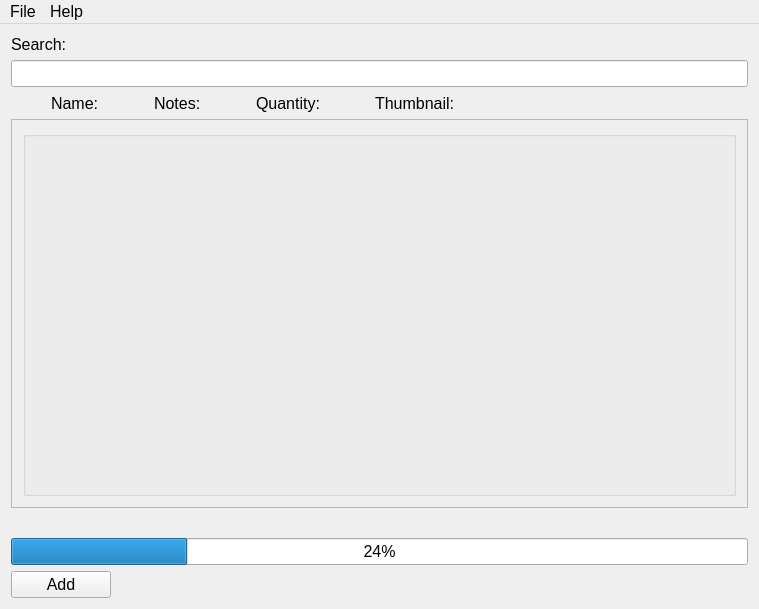
Above: UI/mainwindow.ui from Jared-Gross/DXF-to-PNG-Converter before the change. Below: the same form after it.
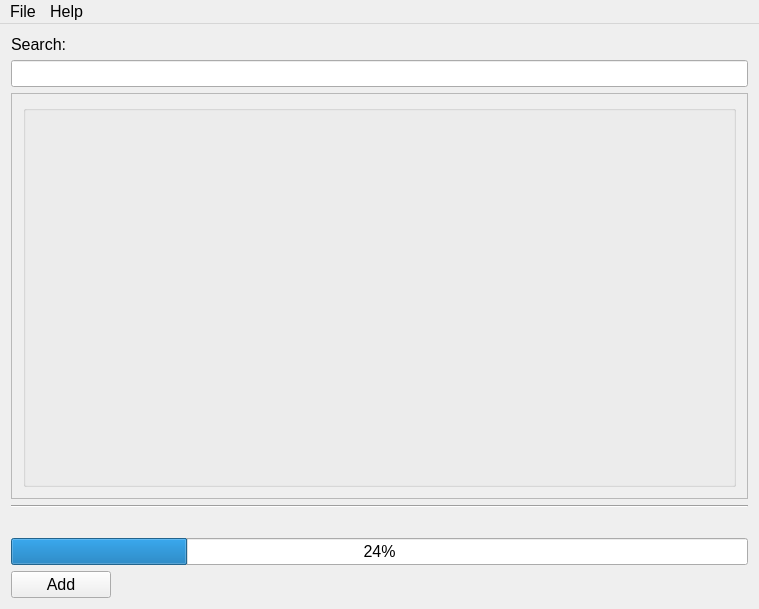
That is the form after the change.

Diff of the .ui file:
```diff
--- a/UI/mainwindow.ui
+++ b/UI/mainwindow.ui
@@ -58,169 +58,7 @@
      <widget class="QLineEdit" name="txtSearch"/>
     </item>
     <item>
-     <layout class="QHBoxLayout" name="horizontalLayout_2">
-      <item>
-       <spacer name="horizontalSpacer_10">
-        <property name="orientation">
-         <enum>Qt::Horizontal</enum>
-        </property>
-        <property name="sizeType">
-         <enum>QSizePolicy::Fixed</enum>
-        </property>
-        <property name="sizeHint" stdset="0">
-         <size>
-          <width>40</width>
-          <height>20</height>
-         </size>
-        </property>
-       </spacer>
-      </item>
-      <item>
-       <widget class="QLabel" name="label_3">
-        <property name="text">
-         <string>Name:</string>
-        </property>
-       </widget>
-      </item>
-      <item>
-       <spacer name="horizontalSpacer_8">
-        <property name="orientation">
-         <enum>Qt::Horizontal</enum>
-        </property>
-        <property name="sizeHint" stdset="0">
-         <size>
-          <width>40</width>
-          <height>20</height>
-         </size>
-        </property>
-       </spacer>
-      </item>
-      <item>
-       <widget class="QLabel" name="label_5">
-        <property name="text">
-         <string>Notes:</string>
-        </property>
-       </widget>
-      </item>
-      <item>
-       <spacer name="horizontalSpacer">
-        <property name="orientation">
-         <enum>Qt::Horizontal</enum>
-        </property>
-        <property name="sizeHint" stdset="0">
-         <size>
-          <width>40</width>
-          <height>20</height>
-         </size>
-        </property>
-       </spacer>
-      </item>
-      <item>
-       <widget class="QLabel" name="label_4">
-        <property name="text">
-         <string>Quantity:</string>
-        </property>
-       </widget>
-      </item>
-      <item>
-       <spacer name="horizontalSpacer_7">
-        <property name="orientation">
-         <enum>Qt::Horizontal</enum>
-        </property>
-        <property name="sizeHint" stdset="0">
-         <size>
-          <width>40</width>
-          <height>20</height>
-         </size>
-        </property>
-       </spacer>
-      </item>
-      <item>
-       <widget class="QLabel" name="label_2">
-        <property name="text">
-         <string>Thumbnail:</string>
-        </property>
-       </widget>
-      </item>
-      <item>
-       <spacer name="horizontalSpacer_2">
-        <property name="orientation">
-         <enum>Qt::Horizontal</enum>
-        </property>
-        <property name="sizeHint" stdset="0">
-         <size>
-          <width>40</width>
-          <height>20</height>
-         </size>
-        </property>
-       </spacer>
-      </item>
-      <item>
-       <spacer name="horizontalSpacer_4">
-        <property name="orientation">
-         <enum>Qt::Horizontal</enum>
-        </property>
-        <property name="sizeHint" stdset="0">
-         <size>
-          <width>40</width>
-          <height>20</height>
-         </size>
-        </property>
-       </spacer>
-      </item>
-      <item>
-       <spacer name="horizontalSpacer_9">
-        <property name="orientation">
-         <enum>Qt::Horizontal</enum>
-        </property>
-        <property name="sizeHint" stdset="0">
-         <size>
-          <width>40</width>
-          <height>20</height>
-         </size>
-        </property>
-       </spacer>
-      </item>
-      <item>
-       <spacer name="horizontalSpacer_3">
-        <property name="orientation">
-         <enum>Qt::Horizontal</enum>
-        </property>
-        <property name="sizeHint" stdset="0">
-         <size>
-          <width>40</width>
-          <height>20</height>
-         </size>
-        </property>
-       </spacer>
-      </item>
-      <item>
-       <spacer name="horizontalSpacer_6">
-        <property name="orientation">
-         <enum>Qt::Horizontal</enum>
-        </property>
-        <property name="sizeHint" stdset="0">
-         <size>
-          <width>40</width>
-          <height>20</height>
-         </size>
-        </property>
-       </spacer>
-      </item>
-      <item>
-       <spacer name="horizontalSpacer_5">
-        <property name="orientation">
-         <enum>Qt::Horizontal</enum>
-        </property>
-        <property name="sizeHint" stdset="0">
-         <size>
-          <width>40</width>
-          <height>20</height>
-         </size>
-        </property>
-       </spacer>
-      </item>
-     </layout>
+     <layout class="QGridLayout" name="GridLayoutHeaders"/>
     </item>
     <item>
      <layout class="QHBoxLayout" name="horizontalLayout">
@@ -238,7 +76,7 @@
            <x>0</x>
            <y>0</y>
            <width>513</width>
-           <height>353</height>
+           <height>401</height>
           </rect>
          </property>
          <layout class="QGridLayout" name="gridLayout">
@@ -286,6 +124,13 @@
       </item>
      </layout>
     </item>
+    <item>
+     <widget class="Line" name="Hline">
+      <property name="orientation">
+       <enum>Qt::Horizontal</enum>
+      </property>
+     </widget>
+    </item>
     <item>
      <widget class="QLabel" name="lblState">
       <property name="text">
```
Left out of the diff: 11 changed lines with no effect on the pictures.
